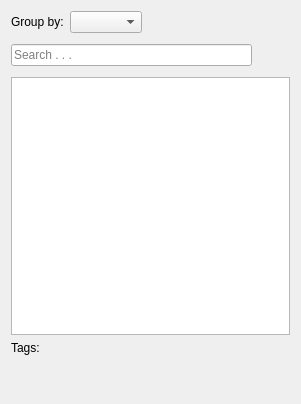
First picture: the form in App/Panels/SegmentationExplorer/SegmentationExplorer.ui, repository FelixdelasPozas/EspINA, before the edit.
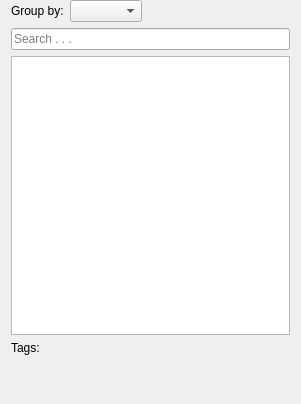
Second picture: the form after the edit. Icons and pictures are not drawn. Custom widgets are drawn as their Qt base class.

```diff
--- a/App/Panels/SegmentationExplorer/SegmentationExplorer.ui
+++ b/App/Panels/SegmentationExplorer/SegmentationExplorer.ui
@@ -17,6 +17,9 @@
    <string notr="true"/>
   </property>
   <layout class="QVBoxLayout" name="verticalLayout">
+   <property name="topMargin">
+    <number>0</number>
+   </property>
    <item>
     <layout class="QHBoxLayout" name="groupLayout">
      <item>
@@ -45,71 +48,14 @@
     </layout>
    </item>
    <item>
-    <layout class="QHBoxLayout" name="horizontalLayout">
-     <item>
-      <widget class="QLineEdit" name="searchText">
-       <property name="inputMethodHints">
-        <set>Qt::ImhNone</set>
-       </property>
-       <property name="placeholderText">
-        <string>Search . . .</string>
-       </property>
-      </widget>
-     </item>
-     <item>
-      <widget class="QPushButton" name="clearSearch">
-       <property name="enabled">
-        <bool>false</bool>
-       </property>
-       <property name="sizePolicy">
-        <sizepolicy hsizetype="Fixed" vsizetype="Fixed">
-         <horstretch>0</horstretch>
-         <verstretch>0</verstretch>
-        </sizepolicy>
-       </property>
-       <property name="minimumSize">
-        <size>
-         <width>32</width>
-         <height>32</height>
-        </size>
-       </property>
-       <property name="maximumSize">
-        <size>
-         <width>32</width>
-         <height>32</height>
-        </size>
-       </property>
-       <property name="baseSize">
-        <size>
-         <width>32</width>
-         <height>32</height>
-        </size>
-       </property>
-       <property name="toolTip">
-        <string>Clear filters</string>
-       </property>
-       <property name="text">
-        <string/>
-       </property>
-       <property name="icon">
-        <iconset resource="../../rsc/espina.qrc">
-         <normaloff>:/espina/cancel.png</normaloff>:/espina/cancel.png</iconset>
-       </property>
-       <property name="iconSize">
-        <size>
-         <width>22</width>
-         <height>22</height>
-        </size>
-       </property>
-       <property name="shortcut">
-        <string>Del</string>
-       </property>
-       <property name="flat">
-        <bool>true</bool>
-       </property>
-      </widget>
-     </item>
-    </layout>
+    <widget class="ESPINA::GUI::Widgets::LineEditWithClear" name="searchText">
+     <property name="inputMethodHints">
+      <set>Qt::ImhNone</set>
+     </property>
+     <property name="placeholderText">
+      <string>Search . . .</string>
+     </property>
+    </widget>
    </item>
    <item>
     <widget class="CheckableTreeView" name="view">
@@ -386,6 +332,11 @@
    <extends>QTreeView</extends>
    <header>GUI/Widgets/CheckableTreeView.h</header>
   </customwidget>
+  <customwidget>
+   <class>ESPINA::GUI::Widgets::LineEditWithClear</class>
+   <extends>QLineEdit</extends>
+   <header>GUI/Widgets/LineEditWithClear.h</header>
+  </customwidget>
  </customwidgets>
  <resources>
   <include location="../../rsc/espina.qrc"/>
```
Left out of the diff: 19 changed lines with no effect on the pictures.
